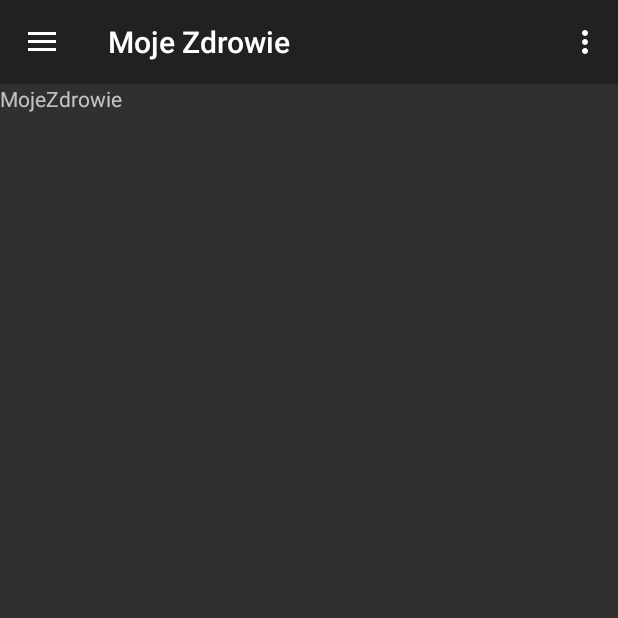
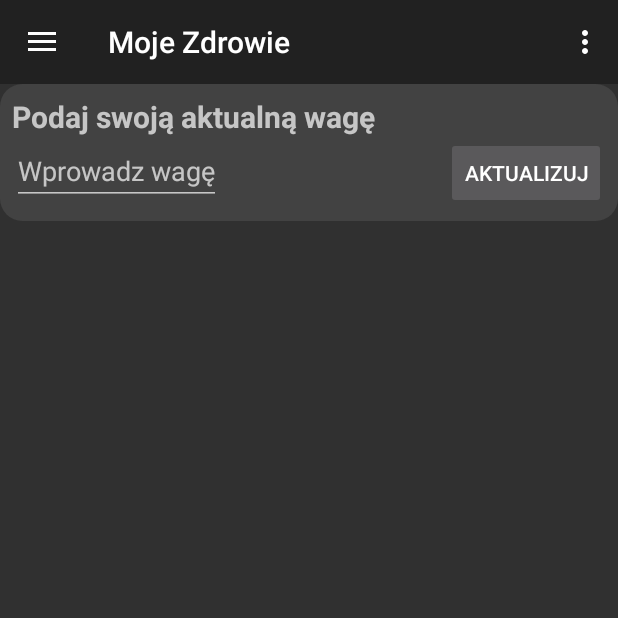
Before and after one commit to wiktor7879/ProjektZespolowy, an Android app: the fragment fragmentMojeZdrowie placed in its activity, on a phone screen of 412 x 824 dp, the top half of it. Run offline under Robolectric (Android 15) with nearby library versions, the phone set to English and light mode, and no system bars; our stand-ins replace Firebase (no records; nobody signed in at launch, a user with empty details on screens opened directly).

Commit message:
Aktualizacja Wagi użytkownika

```diff
--- a/app/src/main/java/Fragments/fragmentMojeZdrowie.java
+++ b/app/src/main/java/Fragments/fragmentMojeZdrowie.java
@@ -1,22 +1,123 @@
 package Fragments;
 
 import android.os.Bundle;
+import android.support.annotation.NonNull;
 import android.support.annotation.Nullable;
 import android.support.v4.app.Fragment;
+import android.support.v7.widget.CardView;
+import android.util.Log;
 import android.view.LayoutInflater;
 import android.view.View;
 import android.view.ViewGroup;
+import android.widget.Button;
+import android.widget.EditText;
+import android.widget.LinearLayout;
+import android.widget.TextView;
+
+import com.google.firebase.auth.FirebaseAuth;
+import com.google.firebase.auth.FirebaseUser;
+import com.google.firebase.database.DataSnapshot;
+import com.google.firebase.database.DatabaseError;
+import com.google.firebase.database.DatabaseReference;
+import com.google.firebase.database.FirebaseDatabase;
+import com.google.firebase.database.ValueEventListener;
+
+import java.text.SimpleDateFormat;
+import java.util.ArrayList;
+import java.util.Calendar;
+import java.util.Date;
+import java.util.List;
 
 import aplikacja.projektzespokowy2019.R;
+import model.Cwiczenie;
+import model.Waga;
+
+import static android.content.ContentValues.TAG;
 
 public class fragmentMojeZdrowie extends Fragment {
 
+    public static List<Waga> Lista = new ArrayList<Waga>();
+    private EditText Waga1;
+    private FirebaseAuth firebaseAuth;
+    private DatabaseReference databaseReference;
+    private View v;
+    private View v1;
+    private  LinearLayout linearLayout;
     @Nullable
     @Override
     public View onCreateView(LayoutInflater inflater, @Nullable ViewGroup container, @Nullable Bundle savedInstanceState) {
         //returning our layout file
         //change R.layout.yourlayoutfilename for each of your fragments
-        return inflater.inflate(R.layout.activity_fragment_moje_zdrowie, container, false);
+        v =  inflater.inflate(R.layout.activity_fragment_moje_zdrowie, container, false);
+        v1 = inflater.inflate(R.layout.layout_waga,container,false);
+        firebaseAuth = FirebaseAuth.getInstance();
+        databaseReference = FirebaseDatabase.getInstance().getReference();
+
+        DownloadFromDataBase();
+        return v;
+    }
+
+    public void DownloadFromDataBase()
+    {
+        Lista.clear();
+        FirebaseUser currentFirebaseUser = FirebaseAuth.getInstance().getCurrentUser();
+        final FirebaseDatabase database = FirebaseDatabase.getInstance();
+        DatabaseReference ref1 = FirebaseDatabase.getInstance().getReference().child("Informacje").child(currentFirebaseUser.getUid().toString()).child("listaWagi");
+        ref1.addValueEventListener(new ValueEventListener() {
+            @Override
+            public void onDataChange(DataSnapshot dataSnapshot) {
+                for (DataSnapshot childDataSnapshot : dataSnapshot.getChildren()) {
+                    Waga w = childDataSnapshot.getValue(Waga.class);
+                    Lista.add(w);
+                }
+                Waga();
+
+            }
+            @Override
+            public void onCancelled(@NonNull DatabaseError databaseError) {
+                Log.w(TAG, "loadPost:onCancelled", databaseError.toException());
+            }
+        });
+    }
+
+    public void AddToDataBase()
+    {
+        databaseReference.child("Informacje").child(firebaseAuth.getCurrentUser().getUid()).child("listaWagi").setValue(Lista);
+    }
+
+
+    public void Waga()
+    {
+        linearLayout = (LinearLayout) v.findViewById(R.id.activity_fragmet_moje_zdrowie_layout);
+        TextView text  = (TextView) v1.findViewById(R.id.nameWaga);
+        text.setText("Podaj swoją aktualną wagę");
+        linearLayout.addView(v1);
+        Waga1 = (EditText) v1.findViewById(R.id.editextAktualzacjaWagi);
+
+        Button buttonAktualizuj  = (Button) v1.findViewById(R.id.buttonAktualizuj);
+
+        buttonAktualizuj.setOnClickListener(new View.OnClickListener() {
+            @Override
+            public void onClick(View v) {
+                Date c = Calendar.getInstance().getTime();
+                System.out.println("Current time => " + c);
+                SimpleDateFormat df = new SimpleDateFormat("dd-MMM-yyyy");
+                String formattedDate = df.format(c);
+                Integer licznik=0;
+                for(Integer i=0;i<Lista.size();i++)
+                {
+                    if(Lista.get(i).getData().equals(formattedDate))
+                    {
+                        licznik++;
+                    }
+                }
+                Waga w = new Waga(formattedDate,Integer.parseInt(Waga1.getText().toString()));
+                Lista.add(w);
+                linearLayout.removeAllViews();
+                AddToDataBase();
+                Lista.clear();
+            }
+        });
     }
 
 
@@ -26,4 +127,6 @@ public class fragmentMojeZdrowie extends Fragment {
         //you can set the title for your toolbar here for different fragments different titles
         getActivity().setTitle("Moje Zdrowie");
     }
+
+
 }
--- a/app/src/main/res/layout/activity_fragment_moje_zdrowie.xml
+++ b/app/src/main/res/layout/activity_fragment_moje_zdrowie.xml
@@ -1,11 +1,10 @@
 <?xml version="1.0" encoding="utf-8"?>
-<android.support.constraint.ConstraintLayout
-    xmlns:android="http://schemas.android.com/apk/res/android" android:layout_width="match_parent"
-    android:layout_height="match_parent">
+<LinearLayout xmlns:android="http://schemas.android.com/apk/res/android"
+    android:id="@+id/activity_fragmet_moje_zdrowie_layout"
+    android:layout_width="match_parent"
+    android:layout_height="match_parent"
+    android:orientation="vertical"
+    >
 
-    <TextView
-        android:id="@+id/textView4"
-        android:layout_width="wrap_content"
-        android:layout_height="wrap_content"
-        android:text="MojeZdrowie" />
-</android.support.constraint.ConstraintLayout>
+
+</LinearLayout>
--- /dev/null
+++ b/app/src/main/res/layout/layout_waga.xml
@@ -0,0 +1,59 @@
+<?xml version="1.0" encoding="utf-8"?>
+<!-- player_row.xml -->
+<android.support.v7.widget.CardView xmlns:android="http://schemas.android.com/apk/res/android"
+    xmlns:app="http://schemas.android.com/apk/res-auto"
+    xmlns:tools="http://schemas.android.com/tools"
+    android:layout_width="match_parent"
+    android:layout_height="wrap_content"
+    android:layout_margin="8dp"
+    xmlns:card_view="http://schemas.android.com/apk/res-auto"
+    android:background="?android:attr/selectableItemBackground"
+    card_view:cardCornerRadius="15dp">
+
+    <LinearLayout
+        android:layout_width="match_parent"
+        android:layout_height="wrap_content"
+        android:orientation="vertical"
+        android:padding="8dp">
+
+
+
+        <android.support.constraint.ConstraintLayout
+            android:layout_width="match_parent"
+            android:layout_height="wrap_content">
+            <TextView
+                android:id="@+id/nameWaga"
+                android:layout_width="wrap_content"
+                android:layout_height="wrap_content"
+                android:textSize="20dp"
+                android:textStyle="bold"/>
+
+        </android.support.constraint.ConstraintLayout>
+
+
+
+        <android.support.constraint.ConstraintLayout
+            android:layout_width="match_parent"
+            android:layout_height="wrap_content">
+
+            <EditText
+                android:id="@+id/editextAktualzacjaWagi"
+                android:layout_width="wrap_content"
+                android:layout_height="wrap_content"
+                android:inputType="number"
+                android:hint="@string/wprowadzWage" />
+
+            <Button
+                android:id="@+id/buttonAktualizuj"
+                android:layout_width="wrap_content"
+                android:layout_height="wrap_content"
+                android:layout_alignParentBottom="false"
+                android:text="@string/aktualizuj"
+                app:layout_constraintEnd_toEndOf="parent" />
+
+        </android.support.constraint.ConstraintLayout>
+
+
+    </LinearLayout>
+
+</android.support.v7.widget.CardView>
--- a/app/src/main/res/values/strings.xml
+++ b/app/src/main/res/values/strings.xml
@@ -36,6 +36,9 @@
     <string name="brzuch">Brzuch</string>
     <string name="nogi">Nogi</string>
     <string name="plecy">Plecy</string>
+    <string name="aktualizacjaWagi">Podaj swoją aktualną wagę</string>7
+    <string name="wprowadzWage">Wprowadz wagę</string>
+    <string name="aktualizuj">Aktualizuj</string>
 
 
 </resources>
```
Also changed, not shown: app/src/main/java/aplikacja/projektzespokowy2019/PanelInfoOUzytkownikuActivity.java (+19 -3 lines), app/src/main/java/model/Informacje.java (+8 -6 lines), app/src/main/java/model/Waga.java (added, +30 -0 lines), 1 other file.
